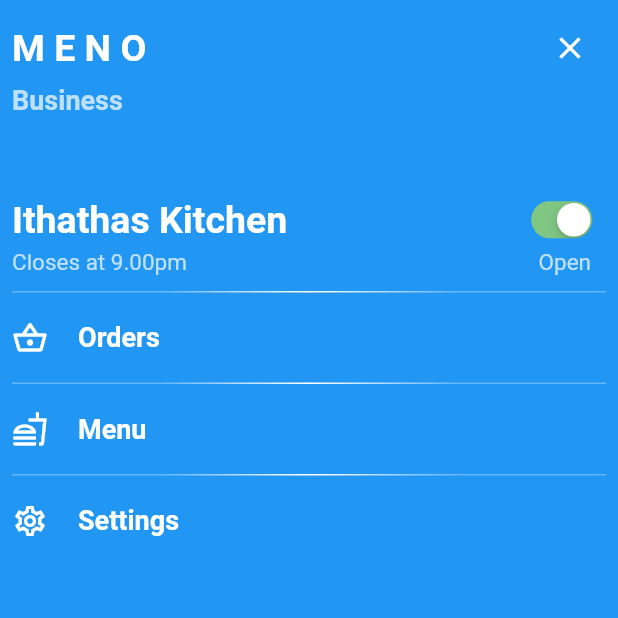
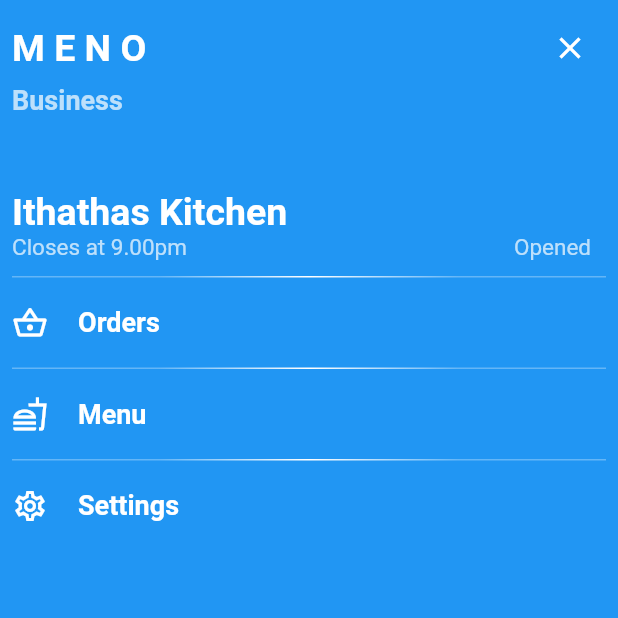
Before and after one commit to sarinmsari/meno-bussiness-frontend, a Flutter app: the ErrorScreen screen opened by its route, with the side drawer open, on a phone screen of 412 x 824 dp, the top half of it. Run offline on Flutter 3.47's test engine with Material 2 defaults, Android fonts, the phone set to English and light mode, and no system bars; our stand-ins replace cloud_firestore, firebase_auth, firebase_core; accounts and stored records are empty.

Commit message:
restaurant can be opened and closed only by manager

```diff
--- a/lib/screens/drawyer_screen.dart
+++ b/lib/screens/drawyer_screen.dart
@@ -19,7 +19,7 @@ class _DrawyerPageState extends State<DrawyerPage> {
   final String subAppName = "Business";
 
   bool _isOpen = true;
-  String _status = "Open";
+  String _status = "Opened";
   @override
   Widget build(BuildContext context) {
     return Container(
@@ -80,6 +80,7 @@ class _DrawyerPageState extends State<DrawyerPage> {
                             fontWeight: FontWeight.bold,
                           ),
                         ),
+                        if (auth_globals.currentUserRole == "manager")
                           Transform.scale(
                             scale: 0.8,
                             child: CupertinoSwitch(
@@ -90,7 +91,7 @@ class _DrawyerPageState extends State<DrawyerPage> {
                                   _isOpen = val;
                                 });
                                 if (_isOpen)
-                                _status = "open";
+                                  _status = "opened";
                                 else
                                   _status = "closed";
                                 // print(_isOpen.toString());
@@ -112,6 +113,7 @@ class _DrawyerPageState extends State<DrawyerPage> {
                             fontSize: 15,
                           ),
                         ),
+                        // if (auth_globals.currentUserRole == "manager")
                         Padding(
                           padding: const EdgeInsets.symmetric(horizontal: 10.0),
                           child: Text(
```
Lines whose indentation alone changed are shown as unchanged.
